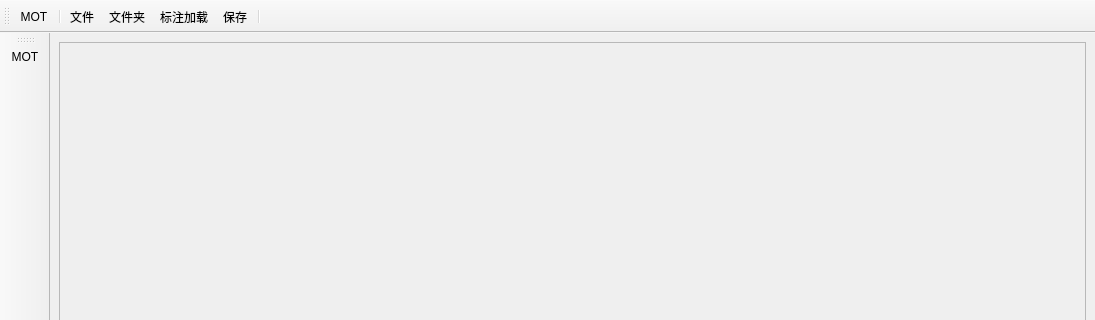
liujingyao730/LabelTrack, file GUI/ui_window.ui: the form before one commit; both pictures show x 0 to 1095 and y 0 to 320 of the 1095 by 786 pixel window.
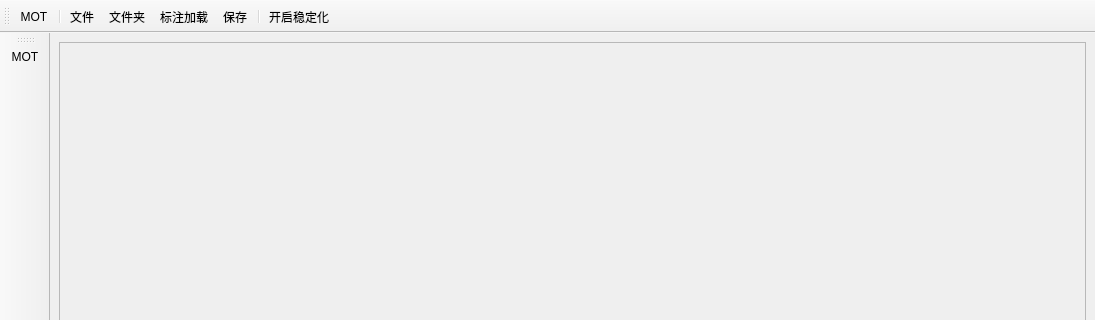
The form after the commit. Icons and pictures are not drawn.

Diff of the .ui file:
```diff
--- a/GUI/ui_window.ui
+++ b/GUI/ui_window.ui
@@ -341,6 +341,7 @@
    <addaction name="actionGt"/>
    <addaction name="actionSave"/>
    <addaction name="separator"/>
+   <addaction name="actionEnableStablizer"/>
   </widget>
   <widget class="QToolBar" name="toolBarVertical">
    <property name="windowTitle">
@@ -533,6 +534,17 @@
     <string>清除所有标注框</string>
    </property>
   </action>
+  <action name="actionEnableStablizer">
+   <property name="text">
+    <string>开启稳定化</string>
+   </property>
+   <property name="toolTip">
+    <string>点选开启视频稳定化</string>
+   </property>
+   <property name="shortcut">
+    <string>Alt+S</string>
+   </property>
+  </action>
  </widget>
  <resources/>
  <connections/>
```
